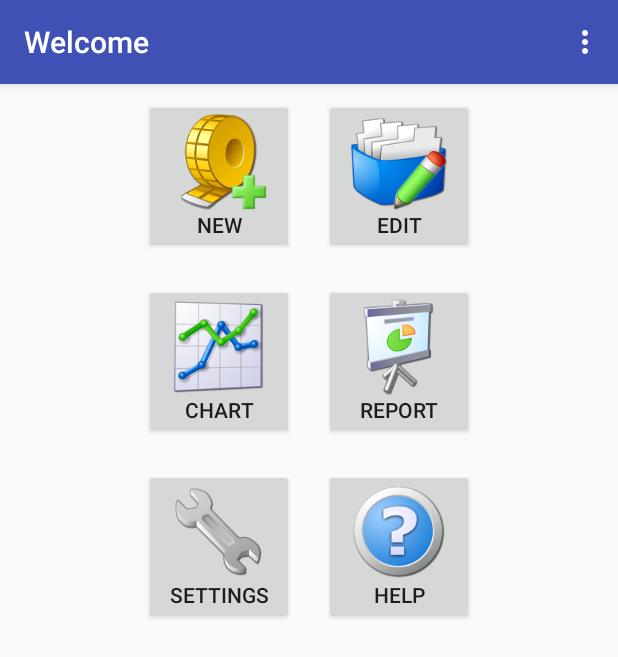
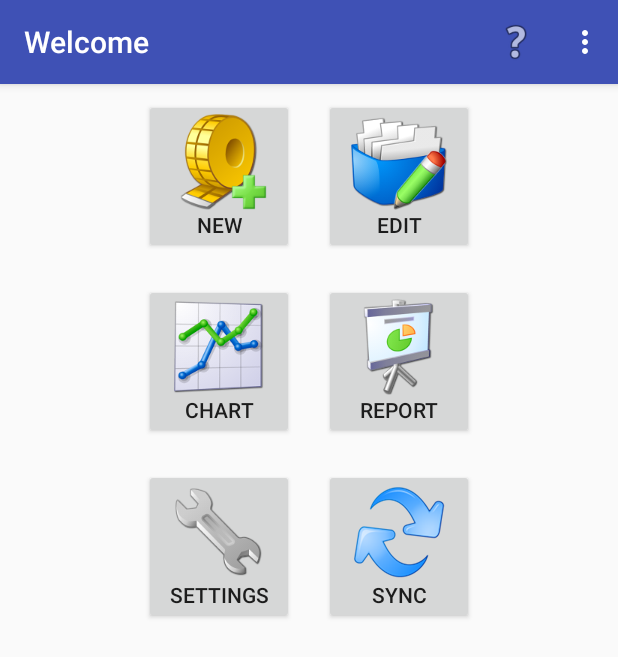
Before and after one commit to PigDogBay/WeightTracker-Android, an Android app: the fragment HomeFragment placed in its activity, on a phone screen of 412 x 824 dp. Shown: the top 657 px of the screen. Run offline under Robolectric (Android 15) with nearby library versions, the phone set to English and light mode, and no system bars; libraries missing offline, so code that uses them is left out: com.pigdogbay.lib; 18 statements that could not run were skipped.

Commit message:
Replaced home help button with sync

```diff
--- a/pro/src/main/AndroidManifest.xml
+++ b/pro/src/main/AndroidManifest.xml
@@ -7,7 +7,7 @@
     <application
         android:allowBackup="true"
         android:name=".WeightRecorderApplication"
-        android:icon="@drawable/ic_launcher"
+        android:icon="@mipmap/ic_launcher"
         android:label="@string/app_name"
         android:supportsRtl="true"
         android:theme="@style/AppTheme" >
--- a/pro/src/main/java/com/pigdogbay/weighttrackerpro/DriveFragment.java
+++ b/pro/src/main/java/com/pigdogbay/weighttrackerpro/DriveFragment.java
@@ -9,6 +9,7 @@ import android.os.Bundle;
 import android.support.annotation.NonNull;
 import android.support.annotation.Nullable;
 import android.support.v4.app.Fragment;
+import android.support.v7.app.AppCompatActivity;
 import android.util.Log;
 import android.view.LayoutInflater;
 import android.view.View;
@@ -74,6 +75,7 @@ public class DriveFragment extends Fragment implements GoogleApiClient.Connectio
                              Bundle savedInstanceState) {
         // Inflate the layout for this fragment
         View view = inflater.inflate(R.layout.fragment_drive, container, false);
+        ((AppCompatActivity) getActivity()).getSupportActionBar().setDisplayHomeAsUpEnabled(true);
         wireUpControls(view);
         return view;
     }
--- a/pro/src/main/java/com/pigdogbay/weighttrackerpro/HomeFragment.java
+++ b/pro/src/main/java/com/pigdogbay/weighttrackerpro/HomeFragment.java
@@ -40,6 +40,9 @@ public class HomeFragment extends Fragment {
 		case (R.id.menu_home_welcome):
 			((MainActivity) getActivity()).showWelcome();
 			return true;
+		case (R.id.menu_home_help):
+			((MainActivity) getActivity()).showHelp();
+			return true;
 		default:
 			return super.onOptionsItemSelected(item);
 		}
@@ -76,10 +79,10 @@ public class HomeFragment extends Fragment {
 				activity.showReport();
 			}
 		});
-		((Button) view.findViewById(R.id.HomeBtnHelp))
+		((Button) view.findViewById(R.id.HomeBtnSync))
 		.setOnClickListener(new OnClickListener() {
 			public void onClick(View v) {
-				activity.showHelp();
+				activity.showSync();
 			}
 		});
 
--- a/pro/src/main/java/com/pigdogbay/weighttrackerpro/MainActivity.java
+++ b/pro/src/main/java/com/pigdogbay/weighttrackerpro/MainActivity.java
@@ -241,11 +241,14 @@ public class MainActivity extends AppCompatActivity implements OnSharedPreferenc
 		replaceFragment(new ReportFragment(), ReportFragment.TAG);
 	}
 	public void showHelp(){
-//		setTitle(getString(R.string.title_help));
-//		replaceFragment(new HelpWizardFragment(), HelpWizardFragment.TAG);
+		setTitle(getString(R.string.title_help));
+		replaceFragment(new HelpWizardFragment(), HelpWizardFragment.TAG);
+	}
+	public void showSync() {
 		setTitle(getString(R.string.title_drive));
 		replaceFragment(new DriveFragment(), DriveFragment.TAG);
 	}
+
 	public void showImport(){
 		setTitle(getString(R.string.title_import));
 		replaceFragment(new ImportFragment(), ImportFragment.TAG);
@@ -262,4 +265,5 @@ public class MainActivity extends AppCompatActivity implements OnSharedPreferenc
 	public void setBackgroundColor(int id) {
 		ActivityUtils.setBackground(this, R.id.root_layout, id);
 	}
+
 }
--- a/pro/src/main/res/layout-land/fragment_home.xml
+++ b/pro/src/main/res/layout-land/fragment_home.xml
@@ -55,10 +55,10 @@
                 android:text="@string/main_btn_report" />
 
             <Button
-                android:id="@+id/HomeBtnHelp"
+                android:id="@+id/HomeBtnSync"
                 style="@style/HomeButton"
-                android:drawableTop="@drawable/help"
-                android:text="@string/main_btn_help" />
+                android:drawableTop="@drawable/refresh"
+                android:text="@string/main_btn_sync"/>
         </LinearLayout>
     </RelativeLayout>
 
--- a/pro/src/main/res/layout/fragment_home.xml
+++ b/pro/src/main/res/layout/fragment_home.xml
@@ -57,12 +57,12 @@
             android:text="@string/main_btn_settings" />
 
         <Button
-            android:id="@+id/HomeBtnHelp"
+            android:id="@+id/HomeBtnSync"
             style="@style/HomeButton"
             android:layout_below="@id/HomeBtnReport"
             android:layout_toRightOf="@id/HomeHorizontalCentre"
-            android:drawableTop="@drawable/help"
-            android:text="@string/main_btn_help" />
+            android:drawableTop="@drawable/refresh"
+            android:text="@string/main_btn_sync" />
     </RelativeLayout>
 
 </ScrollView>
--- a/pro/src/main/res/menu/menu_home.xml
+++ b/pro/src/main/res/menu/menu_home.xml
@@ -1,12 +1,19 @@
 <?xml version="1.0" encoding="utf-8"?>
-<menu xmlns:android="http://schemas.android.com/apk/res/android">
+<menu xmlns:android="http://schemas.android.com/apk/res/android"
+      xmlns:app="http://schemas.android.com/apk/res-auto"
+
+    >
     <item
         android:id="@+id/menu_home_welcome"
-		android:icon="@drawable/ic_menu_preferences"
+        android:icon="@drawable/ic_menu_preferences"
         android:title="@string/menu_main_welcome"/>
     <item
+        android:id="@+id/menu_home_help"
+        app:showAsAction="ifRoom"
+        android:icon="@drawable/ic_menu_help"
+        android:title="@string/menu_main_help"/>
+    <item
         android:id="@+id/menu_home_about"
-        android:showAsAction="ifRoom"
 		android:icon="@drawable/ic_menu_info_details"
         android:title="@string/menu_main_about"/>
 </menu>
--- a/pro/src/main/res/values/strings.xml
+++ b/pro/src/main/res/values/strings.xml
@@ -18,7 +18,7 @@
     <string name="title_report">Report</string>
     <string name="title_about">About Weight Tracker Pro</string>
     <string name="title_help">Help</string>
-    <string translatable="false" name="title_drive">Drive</string>
+    <string translatable="false" name="title_drive">Sync Readings</string>
     <string name="title_settings">Settings</string>
     <string name="title_welcome">Welcome</string>
     <string name="chart_notenoughdata_title">Not Enough Readings</string>
@@ -284,5 +284,6 @@ http://www.pigdogbay.com<br/>
     <string name="color_yellow">Sunburst</string>
     <string name="color_grey">Shades of Grey</string>
     <string name="color_white">Simply White</string>
+    <string name="main_btn_sync">Sync</string>
 
 </resources>
```
Also changed, not shown: pro/src/main/res/drawable-hdpi/refresh.png (added), pro/src/main/res/drawable-ldpi/refresh.png (added), pro/src/main/res/drawable-mdpi/refresh.png (added), pro/src/main/res/drawable-xhdpi/refresh.png (added).
